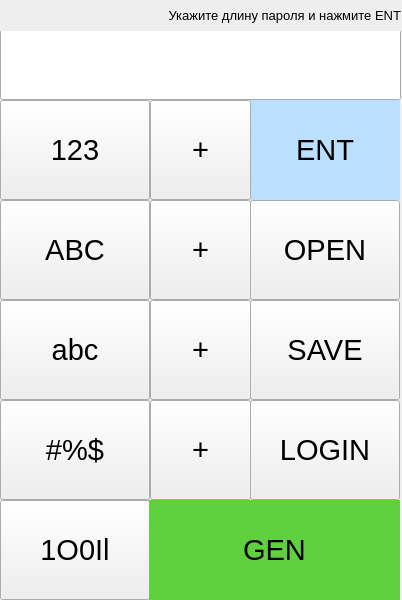
Above: PassGen_Des01.ui from itemerev/PassGen before the change. Below: the same form after it.
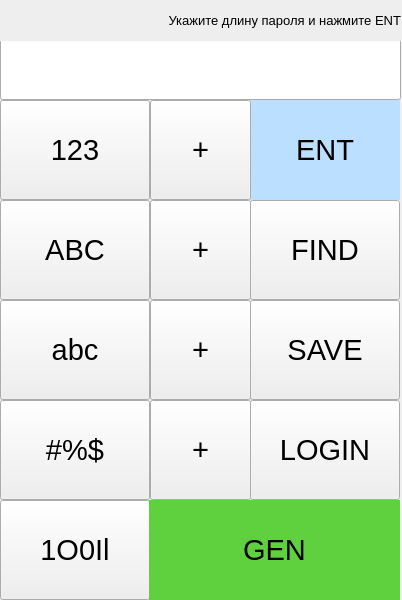
That is the form after the change.

Commit message: Текст переносится по словам в строке label

The edit to the form file:
```diff
--- a/PassGen_Des01.ui
+++ b/PassGen_Des01.ui
@@ -288,7 +288,7 @@
 }</string>
     </property>
     <property name="text">
-     <string>OPEN</string>
+     <string>FIND</string>
     </property>
     <property name="checkable">
      <bool>false</bool>
@@ -456,9 +456,9 @@
     <property name="geometry">
      <rect>
       <x>0</x>
-      <y>29</y>
+      <y>39</y>
       <width>401</width>
-      <height>71</height>
+      <height>61</height>
      </rect>
     </property>
     <property name="font">
@@ -486,7 +486,7 @@
       <x>0</x>
       <y>0</y>
       <width>401</width>
-      <height>31</height>
+      <height>41</height>
      </rect>
     </property>
     <property name="font">
@@ -503,6 +503,9 @@
     <property name="alignment">
      <set>Qt::AlignRight|Qt::AlignTrailing|Qt::AlignVCenter</set>
     </property>
+    <property name="wordWrap">
+     <bool>true</bool>
+    </property>
     <property name="margin">
      <number>5</number>
     </property>
```
Left out of the diff: 2 changed lines with no effect on the pictures.
